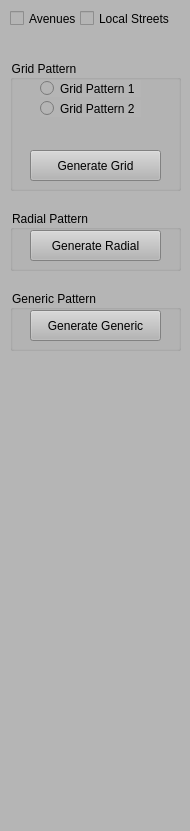
Before: the Qt Designer form RoadDesigner/ControlWidget.ui in gnishida/RoadDesigner, drawn with Qt 5.
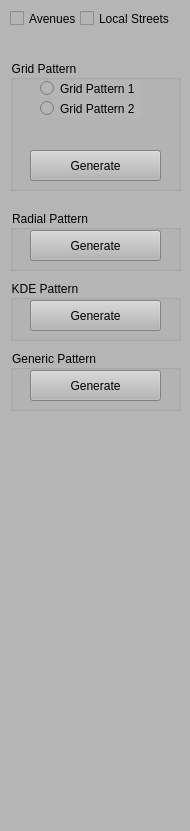
After: the same form once the commit is applied.

```diff
--- a/RoadDesigner/ControlWidget.ui
+++ b/RoadDesigner/ControlWidget.ui
@@ -42,7 +42,7 @@
       </rect>
      </property>
      <property name="text">
-      <string>Generate Grid</string>
+      <string>Generate</string>
      </property>
     </widget>
     <widget class="QRadioButton" name="radioButtonGridPattern1">
@@ -100,7 +100,7 @@
       </rect>
      </property>
      <property name="text">
-      <string>Generate Radial</string>
+      <string>Generate</string>
      </property>
     </widget>
    </widget>
@@ -134,7 +134,7 @@
     <property name="geometry">
      <rect>
       <x>10</x>
-      <y>290</y>
+      <y>350</y>
       <width>171</width>
       <height>61</height>
      </rect>
@@ -152,10 +152,43 @@
       </rect>
      </property>
      <property name="text">
-      <string>Generate Generic</string>
+      <string>Generate</string>
      </property>
     </widget>
    </widget>
+   <widget class="QGroupBox" name="groupBox_8">
+    <property name="geometry">
+     <rect>
+      <x>10</x>
+      <y>280</y>
+      <width>171</width>
+      <height>61</height>
+     </rect>
+    </property>
+    <property name="title">
+     <string>KDE Pattern</string>
+    </property>
+    <widget class="QPushButton" name="pushButtonGenerateKDE">
+     <property name="geometry">
+      <rect>
+       <x>20</x>
+       <y>20</y>
+       <width>131</width>
+       <height>31</height>
+      </rect>
+     </property>
+     <property name="text">
+      <string>Generate</string>
+     </property>
+    </widget>
+   </widget>
+   <zorder>groupBox_3</zorder>
+   <zorder>groupBox_6</zorder>
+   <zorder>checkBoxRoadTypeAvenue</zorder>
+   <zorder>checkBoxRoadTypeLocalStreet</zorder>
+   <zorder>groupBox_7</zorder>
+   <zorder>pushButtonGenerateGeneric</zorder>
+   <zorder>groupBox_8</zorder>
   </widget>
  </widget>
  <resources/>
```
